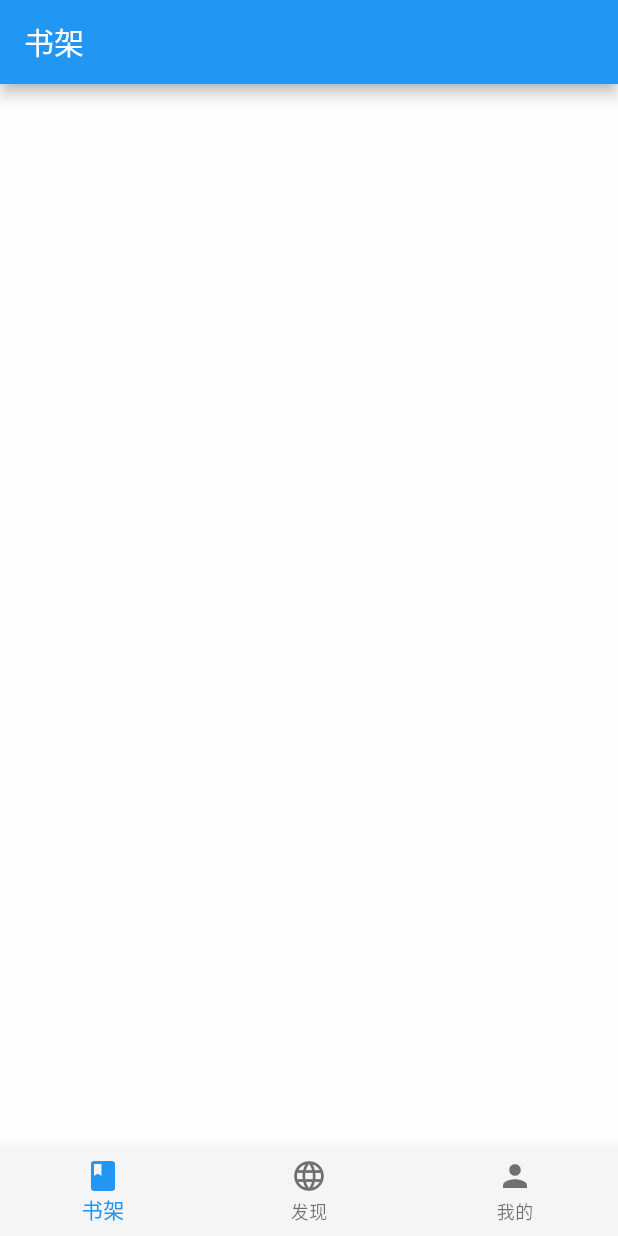
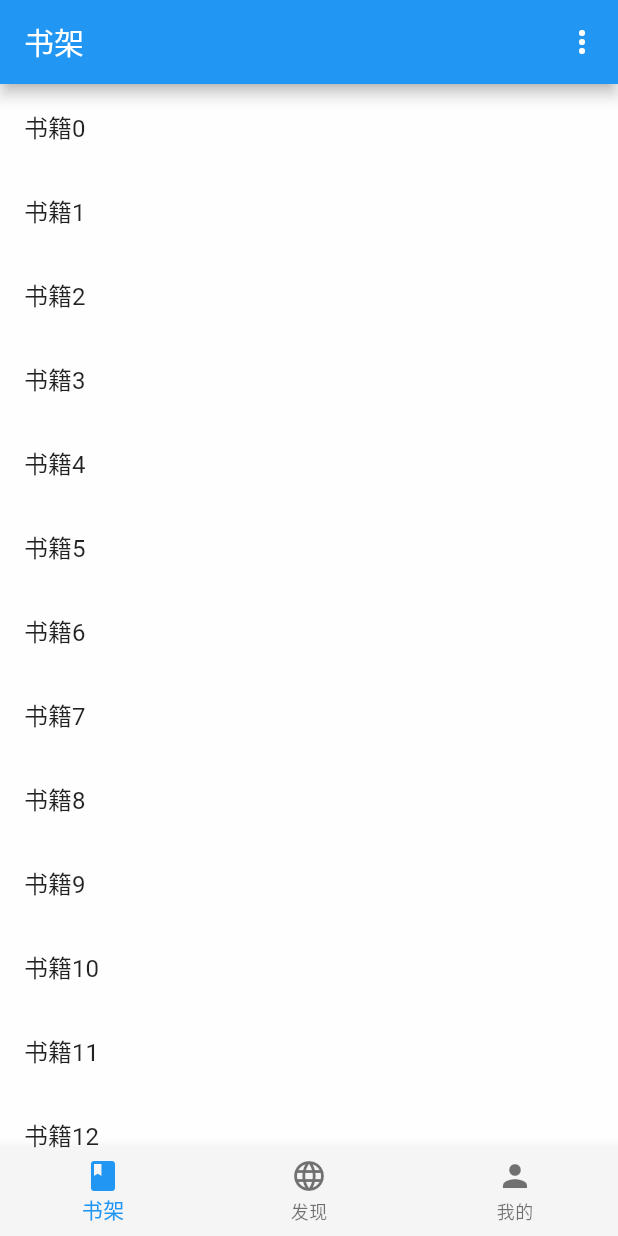
Before and after one commit to Devifish/readme-flutter, a Flutter app: the screen it shows after launch, on a phone screen of 412 x 824 dp. Run offline on Flutter 3.47's test engine with Material 2 defaults, Android fonts, the phone set to English and light mode, and no system bars; drawn by our look-alikes of pull_to_refresh; Roboto replaces fonts that are missing (WorkSans).

```diff
--- a/lib/view/book/bookshelf.dart
+++ b/lib/view/book/bookshelf.dart
@@ -1,4 +1,7 @@
+import 'dart:developer';
+
 import 'package:flutter/material.dart';
+import 'package:pull_to_refresh/pull_to_refresh.dart';
 import 'package:readme/common/theme.dart';
 
 class BookShelf extends StatefulWidget {
@@ -9,10 +12,51 @@ class BookShelf extends StatefulWidget {
 }
 
 class _BookShelfState extends State<BookShelf> {
+  RefreshController _refreshController;
+
+  @override
+  void initState() {
+    _refreshController = RefreshController();
+
+    super.initState();
+  }
+
+  /// 书籍列表Item
+  /// 用于批量构建书籍列表 Item 组件
+  Widget bookListItem(int index) {
+    return ListTile(
+      title: Text("书籍$index"),
+    );
+  }
+
   @override
   Widget build(BuildContext context) {
     return Scaffold(
-        backgroundColor: AppTheme.nearlyWhite,
-        appBar: AppBar(title: Text('书架')));
+      backgroundColor: AppTheme.nearlyWhite,
+      appBar: AppBar(
+        title: Text("书架"),
+        actions: [
+          PopupMenuButton(
+            itemBuilder: (context) => [],
+          )
+        ],
+      ),
+      body: SmartRefresher(
+        child: ListView.builder(
+            itemBuilder: (context, index) {
+              return GestureDetector(
+                behavior: HitTestBehavior.opaque,
+                child: bookListItem(index),
+                onTap: () {
+                  log("点击了 $index");
+                },
+              );
+            },
+            itemCount: 50),
+        controller: _refreshController,
+        enablePullDown: true,
+        onRefresh: () => {},
+      ),
+    );
   }
 }
--- a/lib/view/find/find_book.dart
+++ b/lib/view/find/find_book.dart
@@ -13,6 +13,6 @@ class _FindBookState extends State<FindBook> {
   Widget build(BuildContext context) {
     return Scaffold(
         backgroundColor: AppTheme.nearlyWhite,
-        appBar: AppBar(title: Text('发现')));
+        appBar: AppBar(title: Text("发现")));
   }
 }
--- a/lib/view/home.dart
+++ b/lib/view/home.dart
@@ -12,21 +12,26 @@ class _HomeState extends State<Home> {
   static const List<BottomNavigationBarItem> bottomItems = [
     BottomNavigationBarItem(
       icon: Icon(Icons.book),
-      label: '书架',
+      label: "书架",
     ),
     BottomNavigationBarItem(
       icon: Icon(Icons.language),
-      label: '发现',
+      label: "发现",
     ),
     BottomNavigationBarItem(
       icon: Icon(Icons.person),
-      label: '我的',
+      label: "我的",
     ),
   ];
 
   var _selectedIndex = 0;
   var _pageController = PageController();
   var _pages = [BookShelf(), FindBook(), Me()];
+
+  @override
+  void initState() {
+    super.initState();
+  }
 
   void _onPageChanged(int index) {
     setState(() {
--- a/lib/view/mine/me.dart
+++ b/lib/view/mine/me.dart
@@ -13,6 +13,9 @@ class _MeState extends State<Me> {
   Widget build(BuildContext context) {
     return Scaffold(
         backgroundColor: AppTheme.nearlyWhite,
-        appBar: AppBar(title: Text('我的')));
+        appBar: AppBar(title: Text("我的")),
+        body: Center(
+          child: Text('Hello World'),
+        ));
   }
 }
--- a/pubspec.yaml
+++ b/pubspec.yaml
@@ -12,6 +12,7 @@ dependencies:
 
   cupertino_icons: ^1.0.0
   dio: ^3.0.10
+  pull_to_refresh: ^1.6.2
 
 dev_dependencies:
   flutter_test:
```
Also changed, not shown: pubspec.lock.
